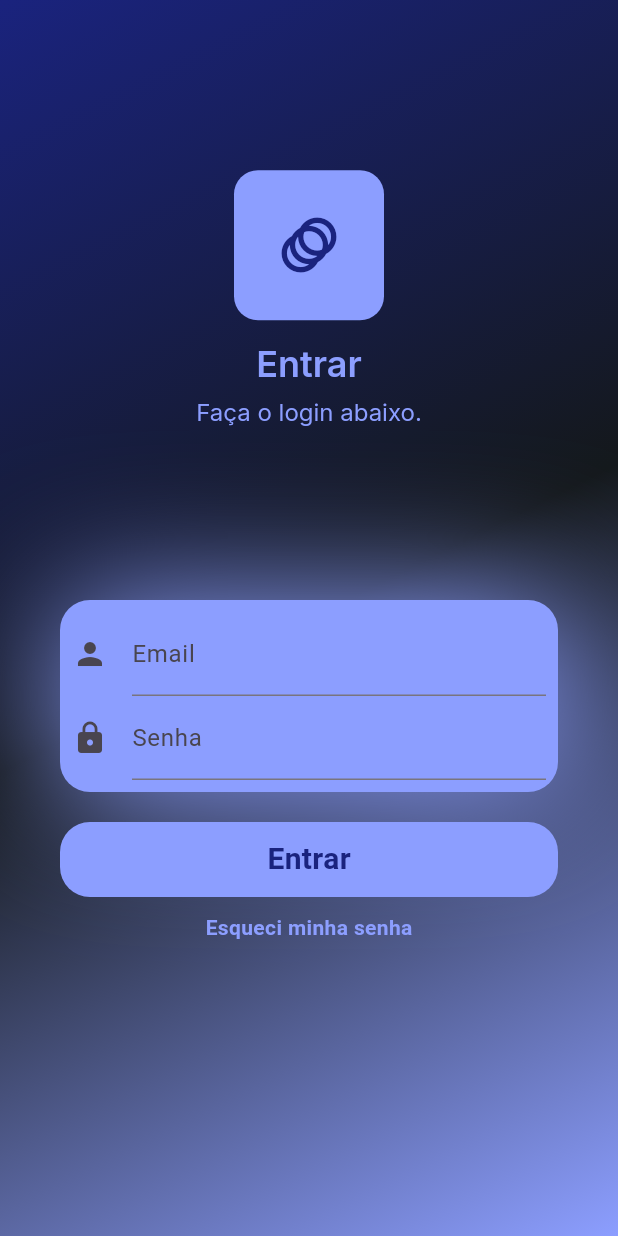
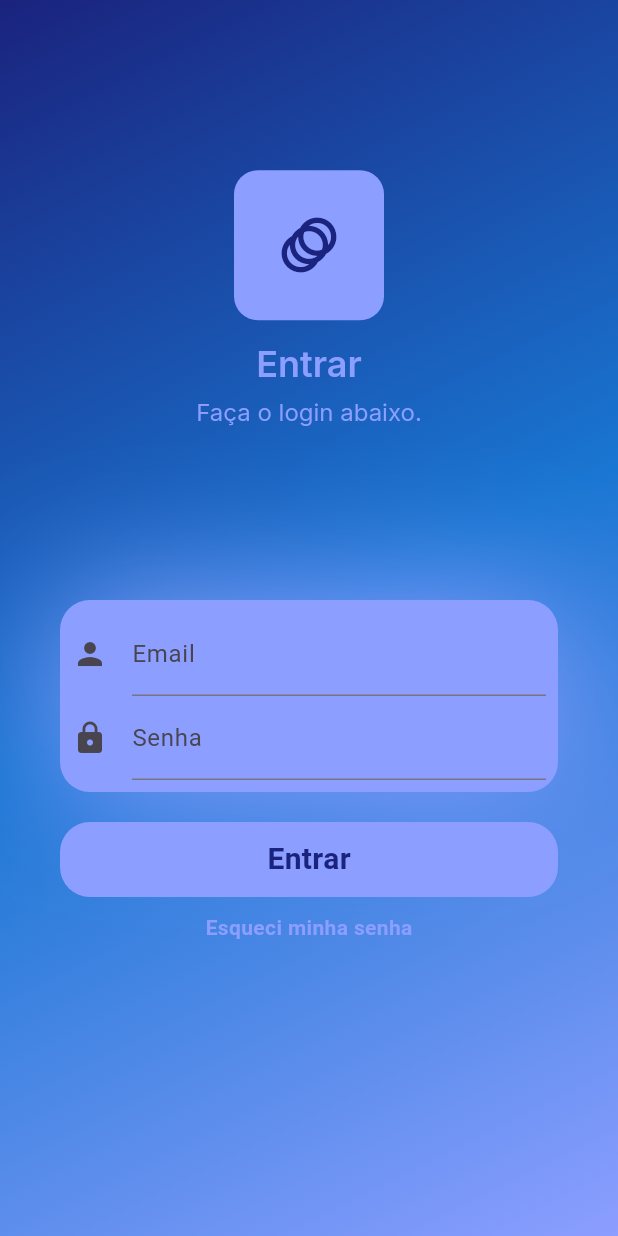
Before and after one commit to rodrignucleo/farm-manager, a Flutter app: the screen it shows after launch, on a phone screen of 412 x 824 dp. Run offline on Flutter 3.47's test engine with Material 3 defaults, Android fonts, the phone set to English and light mode, and no system bars; our stand-ins replace cloud_firestore, firebase_auth, firebase_core, flutter_keyboard_visibility, flutter_spinkit, font_awesome_flutter and 3 more; accounts and stored records are empty.

Commit message:
edit theme

```diff
--- a/lib/pages/login/login.dart
+++ b/lib/pages/login/login.dart
@@ -74,7 +74,7 @@ class _LoginPageState extends State<LoginPage>
   Widget build(BuildContext context) {
     return Scaffold(
       resizeToAvoidBottomInset: true,
-      backgroundColor: const Color.fromRGBO(20, 24, 27, 1),
+      backgroundColor: TAppTheme.appTheme.primaryColorDark,
       body: KeyboardVisibilityBuilder(builder: (context, isKeyboardVisible) {
         return Container(
           // width: double.infinity,
@@ -82,7 +82,7 @@ class _LoginPageState extends State<LoginPage>
               gradient: LinearGradient(
             colors: [
               TAppTheme.appTheme.canvasColor,
-              Color.fromRGBO(20, 24, 27, 1),
+              TAppTheme.appTheme.primaryColorDark,
               TAppTheme.appTheme.primaryColor,
             ],
             stops: [0, 0.5, 1],
```
